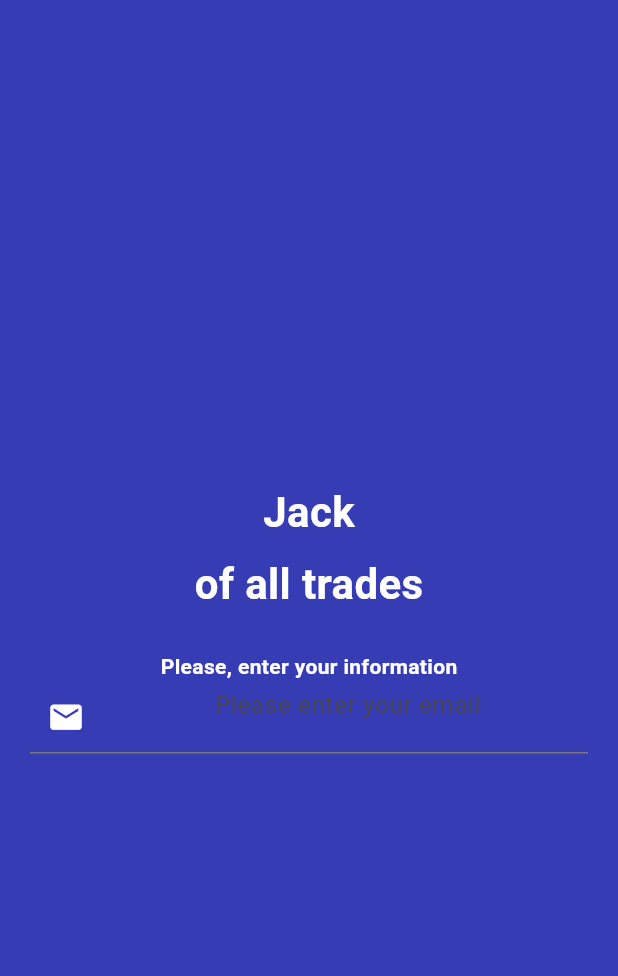
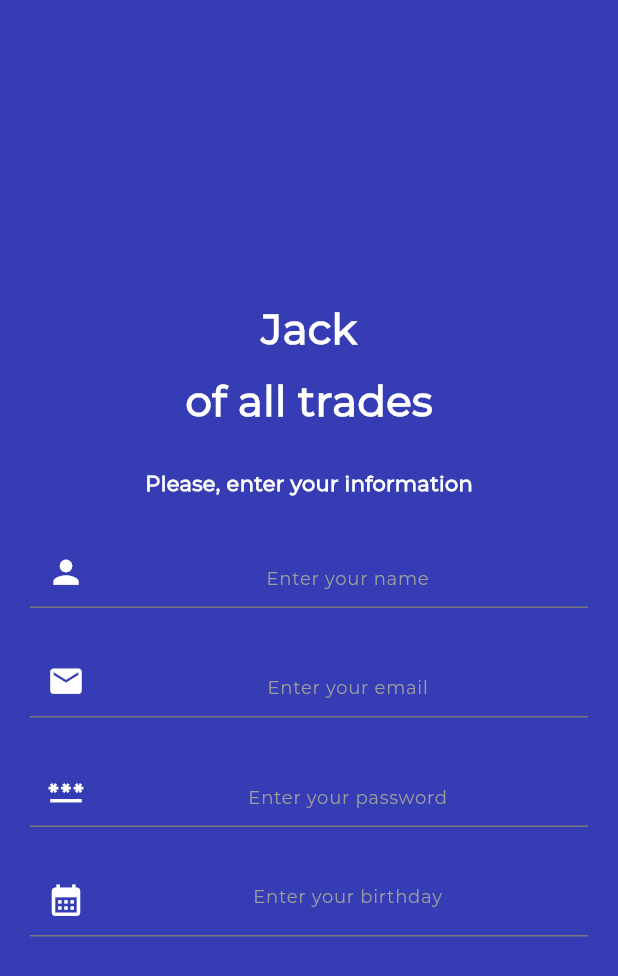
Before and after one commit to ZayatsDmitry/authentication, a Flutter app: the screen it shows after launch, on a phone screen of 412 x 824 dp. Shown: the top 976 px of the screen. Run offline on Flutter 3.47's test engine with Material 3 defaults, Android fonts, the phone set to English and light mode, and no system bars; Roboto replaces fonts that are missing (Monsterrat).

Commit message:
add calendar

```diff
--- a/lib/add_utils.dart
+++ b/lib/add_utils.dart
@@ -2,3 +2,4 @@ import 'package:flutter/material.dart';
 
 const Color colorWhite = Colors.white;
 const Color colorPrimary = Color(0xFF363CB4);
+const Color colorGrey = Colors.grey;
--- a/lib/screen/registration_screen.dart
+++ b/lib/screen/registration_screen.dart
@@ -1,5 +1,7 @@
 import 'package:flutter/material.dart';
 import 'package:flutter_authentication_ui/add_utils.dart';
+import 'package:flutter_authentication_ui/widget/input_field_widget.dart';
+import 'package:intl/intl.dart';
 
 class RegistrationScreen extends StatefulWidget {
   const RegistrationScreen({super.key});
@@ -10,6 +12,9 @@ class RegistrationScreen extends StatefulWidget {
 
 class _RegistrationScreenState extends State<RegistrationScreen> {
   TextEditingController emailController = TextEditingController();
+  TextEditingController nameController = TextEditingController();
+  TextEditingController passwordController = TextEditingController();
+  TextEditingController birthDateController = TextEditingController();
 
   @override
   Widget build(BuildContext context) {
@@ -24,7 +29,7 @@ class _RegistrationScreenState extends State<RegistrationScreen> {
                 "Jack",
                 style: TextStyle(
                   fontWeight: FontWeight.bold,
-                  fontFamily: "Monsterrat",
+                  fontFamily: "Montserrat",
                   fontSize: 28,
                   color: colorWhite,
                 ),
@@ -38,25 +43,56 @@ class _RegistrationScreenState extends State<RegistrationScreen> {
                 "of all trades",
                 style: TextStyle(
                   fontWeight: FontWeight.bold,
-                  fontFamily: "Monsterrat",
+                  fontFamily: "Montserrat",
                   fontSize: 28,
                   color: colorWhite,
                 ),
               ),
             ),
             SizedBox(
-              height: MediaQuery.of(context).size.height * 0.03,
+              height: MediaQuery
+                  .of(context)
+                  .size
+                  .height * 0.03,
             ),
             const Center(
               child: Text(
                 "Please, enter your information",
                 style: TextStyle(
                   fontWeight: FontWeight.bold,
-                  fontFamily: "Monsterrat",
+                  fontFamily: "Montserrat",
                   fontSize: 14,
                   color: colorWhite,
                 ),
               ),
+            ),
+            const SizedBox(
+              height: 25,
+            ),
+            InputField(
+              controller: nameController,
+              hintText: "Enter your name",
+              icon: Icons.person,
+            ),
+            const SizedBox(
+              height: 25,
+            ),
+            InputField(
+              controller: emailController,
+              hintText: "Enter your email",
+              icon: Icons.email,
+            ),
+            const SizedBox(
+              height: 25,
+            ),
+            InputField(
+              controller: passwordController,
+              hintText: "Enter your password",
+              icon: Icons.password,
+              obscureText: true,
+            ),
+            const SizedBox(
+              height: 25,
             ),
             Padding(
               padding: const EdgeInsets.only(
@@ -64,24 +100,43 @@ class _RegistrationScreenState extends State<RegistrationScreen> {
                 right: 20,
               ),
               child: TextFormField(
-                keyboardType: TextInputType.emailAddress,
-                obscureText: false,
-                controller: emailController,
                 style: const TextStyle(
                   color: colorWhite,
-                  fontFamily: "Monsterrat",
+                  fontFamily: "Montserrat",
                 ),
                 textAlign: TextAlign.center,
+                controller: birthDateController,
                 decoration: const InputDecoration(
-                  isDense: true,
                   prefixIcon: Icon(
-                    Icons.email,
+                    Icons.calendar_month,
                     color: colorWhite,
                     size: 25,
                   ),
-                  focusColor: colorWhite,
-                  hintText: "Please enter your email",
+                  hintText: "Enter your birthday",
+                  hintStyle: TextStyle(
+                    color: colorGrey,
+                    fontSize: 12,
+                    fontFamily: "Montserrat",
+                  ),
+                  focusedBorder: UnderlineInputBorder(
+                    borderSide: BorderSide(color: colorWhite),
+                  ),
+                  border: UnderlineInputBorder(
+                    borderSide: BorderSide(color: colorWhite),
+                  ),
                 ),
+                onTap: () async {
+                  DateTime date = DateTime(1900);
+                  FocusScope.of(context).requestFocus(FocusNode());
+                  date = (await showDatePicker(context: context,
+                      initialDate: DateTime.now(),
+                      firstDate: DateTime(1900),
+                      lastDate: DateTime(2100)))!;
+                  String dateFormatter = date.toIso8601String();
+                  DateTime dt = DateTime.parse(dateFormatter);
+                  var formatter = DateFormat("dd-MMMM-yyyy");
+                  birthDateController.text = formatter.format(dt);
+                },
               ),
             ),
           ],
--- /dev/null
+++ b/lib/widget/input_field_widget.dart
@@ -0,0 +1,63 @@
+import 'package:flutter/material.dart';
+import 'package:flutter_authentication_ui/add_utils.dart';
+
+class InputField extends StatelessWidget {
+  const InputField({
+    super.key,
+    required this.controller,
+    required this.hintText,
+    required this.icon,
+    this.obscureText = false,
+  });
+
+  final TextEditingController controller;
+  final String hintText;
+  final IconData icon;
+  final bool obscureText;
+
+  @override
+  Widget build(BuildContext context) {
+    return Padding(
+      padding: const EdgeInsets.only(
+        left: 20,
+        right: 20,
+      ),
+      child: TextFormField(
+        keyboardType: TextInputType.emailAddress,
+        obscureText: obscureText,
+        controller: controller,
+        style: const TextStyle(
+          color: colorWhite,
+          fontFamily: "Montserrat",
+        ),
+        textAlign: TextAlign.center,
+        decoration: InputDecoration(
+          isDense: true,
+          prefixIcon: Icon(
+            icon,
+            color: colorWhite,
+            size: 25,
+          ),
+          focusColor: colorWhite,
+          hintText: hintText,
+          hintStyle: const TextStyle(
+            color: colorGrey,
+            fontSize: 12,
+            fontFamily: "Montserrat",
+          ),
+          focusedBorder: const UnderlineInputBorder(
+            borderSide: BorderSide(
+              color: colorWhite,
+            ),
+          ),
+          border: const UnderlineInputBorder(
+            borderSide: BorderSide(
+              color: colorWhite,
+            ),
+          ),
+          contentPadding: const EdgeInsets.only(top: 15),
+        ),
+      ),
+    );
+  }
+}
--- a/pubspec.yaml
+++ b/pubspec.yaml
@@ -35,6 +35,7 @@ dependencies:
   # The following adds the Cupertino Icons font to your application.
   # Use with the CupertinoIcons class for iOS style icons.
   cupertino_icons: ^1.0.2
+  intl:
 
 dev_dependencies:
   flutter_test:
@@ -77,7 +78,7 @@ flutter:
   fonts:
      - family: Montserrat
        fonts:
-         - asset: fonts/Montserrat-fonts.ttf
+         - asset: lib/fonts/Montserrat-fonts.ttf
   #       - asset: fonts/Schyler-Italic.ttf
   #         style: italic
   #   - family: Trajan Pro
```
Also changed, not shown: pubspec.lock.
